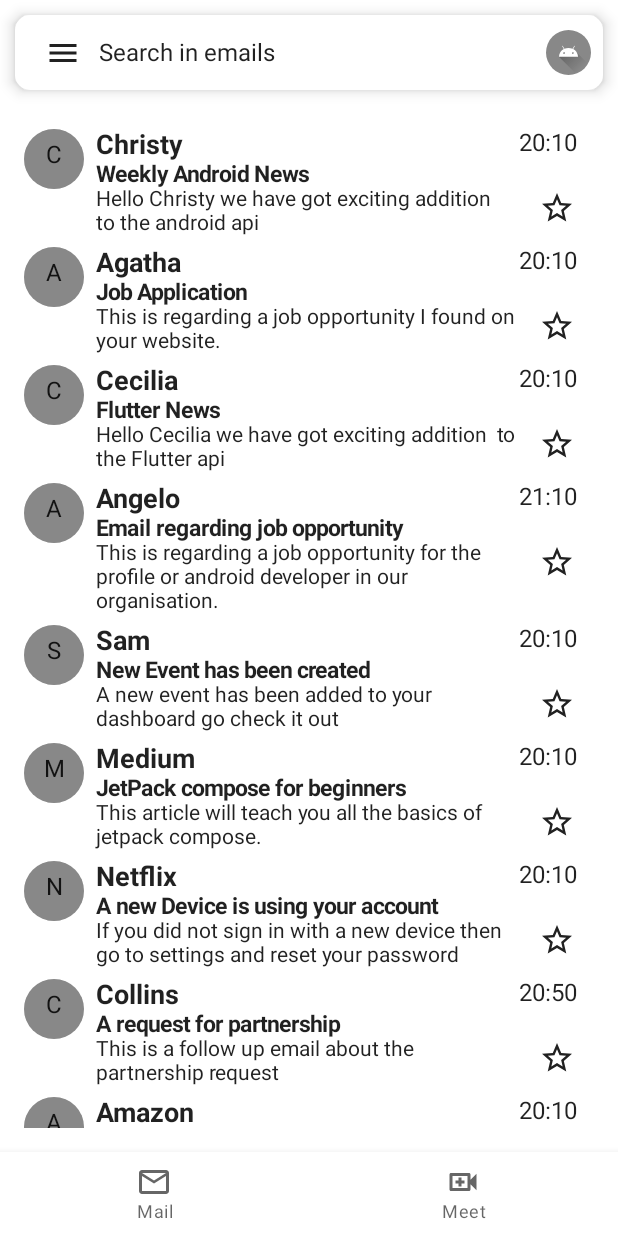
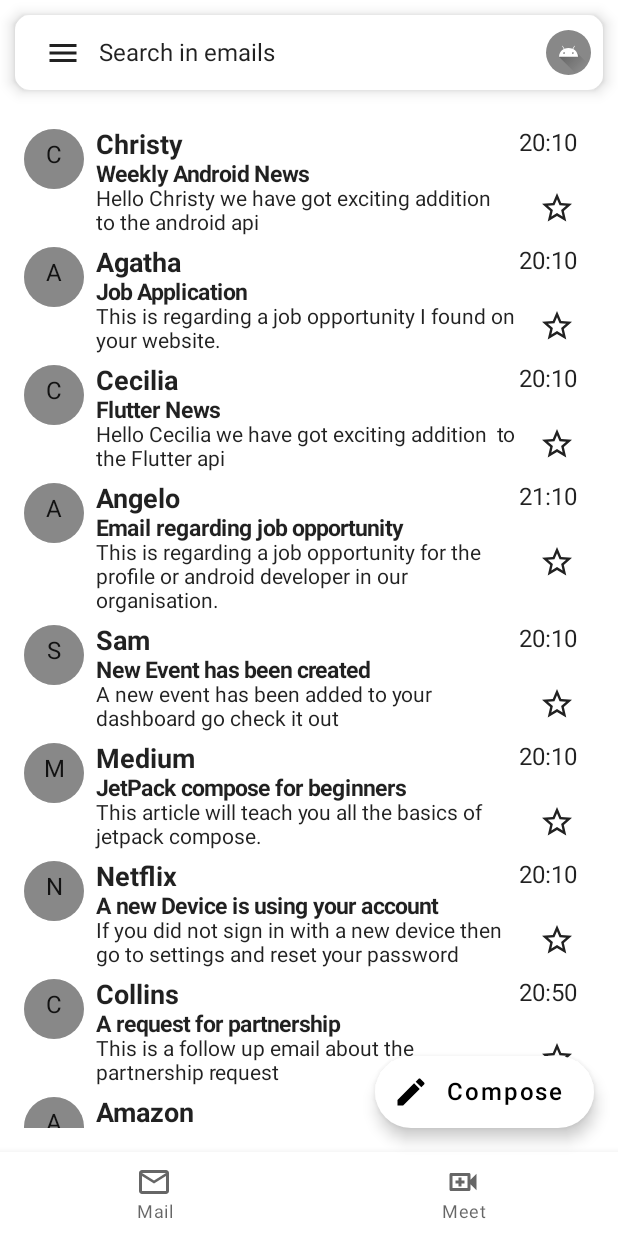
Before and after one commit to Lastlilith/GmailCloneCompose, an Android app built with Jetpack Compose: the screen it shows after launch (MainActivity), item 2 of the bottom bar chosen, on a phone screen of 412 x 824 dp. Run offline under Robolectric (Android 15) with nearby library versions, the phone set to English and light mode, and no system bars.

Commit message:
Added floating changing button

```diff
--- a/app/src/main/java/com/example/gmailclonecompose/MainActivity.kt
+++ b/app/src/main/java/com/example/gmailclonecompose/MainActivity.kt
@@ -11,10 +11,7 @@ import androidx.compose.material.rememberScaffoldState
 import androidx.compose.runtime.Composable
 import androidx.compose.runtime.rememberCoroutineScope
 import androidx.compose.ui.tooling.preview.Preview
-import com.example.gmailclonecompose.components.GmailDrawerMenu
-import com.example.gmailclonecompose.components.HomeAppBar
-import com.example.gmailclonecompose.components.HomeBottomMenu
-import com.example.gmailclonecompose.components.MailList
+import com.example.gmailclonecompose.components.*
 import com.example.gmailclonecompose.ui.theme.GmailCloneComposeTheme
 
 class MainActivity : ComponentActivity() {
@@ -33,21 +30,24 @@ class MainActivity : ComponentActivity() {
 
 @Composable
 fun GmailApp() {
-
     val scaffoldState = rememberScaffoldState()
     val coroutineScope = rememberCoroutineScope()
     val scrollState = rememberScrollState()
 
-    Scaffold(
-        scaffoldState = scaffoldState,
-        topBar = { HomeAppBar(scaffoldState, coroutineScope) },
+    Scaffold(scaffoldState = scaffoldState,
+        topBar = {
+            HomeAppBar(scaffoldState, coroutineScope)
+        },
         drawerContent = {
-            GmailDrawerMenu(scrollState)
+            GmailDrawerMenu(scrollState = scrollState)
         },
         bottomBar = {
             HomeBottomMenu()
+        },
+        floatingActionButton = {
+            GmailFab(scrollState)
         }) {
-        MailList(paddingValues = (it))
+        MailList(it, scrollState)
     }
 }
 
--- /dev/null
+++ b/app/src/main/java/com/example/gmailclonecompose/components/GmailFab.kt
@@ -0,0 +1,36 @@
+package com.example.gmailclonecompose.components
+
+import androidx.compose.foundation.ScrollState
+import androidx.compose.material.*
+import androidx.compose.material.icons.Icons
+import androidx.compose.material.icons.filled.Edit
+import androidx.compose.runtime.Composable
+import androidx.compose.ui.unit.sp
+
+@Composable
+fun GmailFab(scrollState: ScrollState) {
+
+    if (scrollState.value > 100) {
+        ExtendedFloatingActionButton(
+            text = {
+                Text(
+                    text = "Compose",
+                    fontSize = 16.sp
+                )
+            },
+            onClick = {},
+            icon = {
+                Icon(imageVector = Icons.Default.Edit, "")
+            },
+            backgroundColor = MaterialTheme.colors.surface,
+        )
+
+    } else {
+        FloatingActionButton(
+            onClick = {},
+            backgroundColor = MaterialTheme.colors.surface,
+        ) {
+            Icon(imageVector = Icons.Default.Edit, "")
+        }
+    }
+}
--- a/app/src/main/java/com/example/gmailclonecompose/components/MailList.kt
+++ b/app/src/main/java/com/example/gmailclonecompose/components/MailList.kt
@@ -1,5 +1,8 @@
 package com.example.gmailclonecompose.components
 
+import androidx.compose.foundation.ScrollState
+import androidx.compose.foundation.gestures.Orientation
+import androidx.compose.foundation.gestures.scrollable
 import androidx.compose.foundation.layout.*
 import androidx.compose.foundation.lazy.LazyColumn
 import androidx.compose.foundation.lazy.items
@@ -23,12 +26,13 @@ import com.example.gmailclonecompose.mailList
 import com.example.gmailclonecompose.model.MailData
 
 @Composable
-fun MailList(paddingValues: PaddingValues) {
+fun MailList(paddingValues: PaddingValues, scrollState: ScrollState) {
     Box(modifier = Modifier.padding(paddingValues)) {
         LazyColumn(
             modifier = Modifier
                 .fillMaxSize()
                 .padding(16.dp)
+                .scrollable(scrollState, Orientation.Vertical)
         ) {
             items(mailList) { mailData ->
                 MailItem(mailData = mailData)
```
